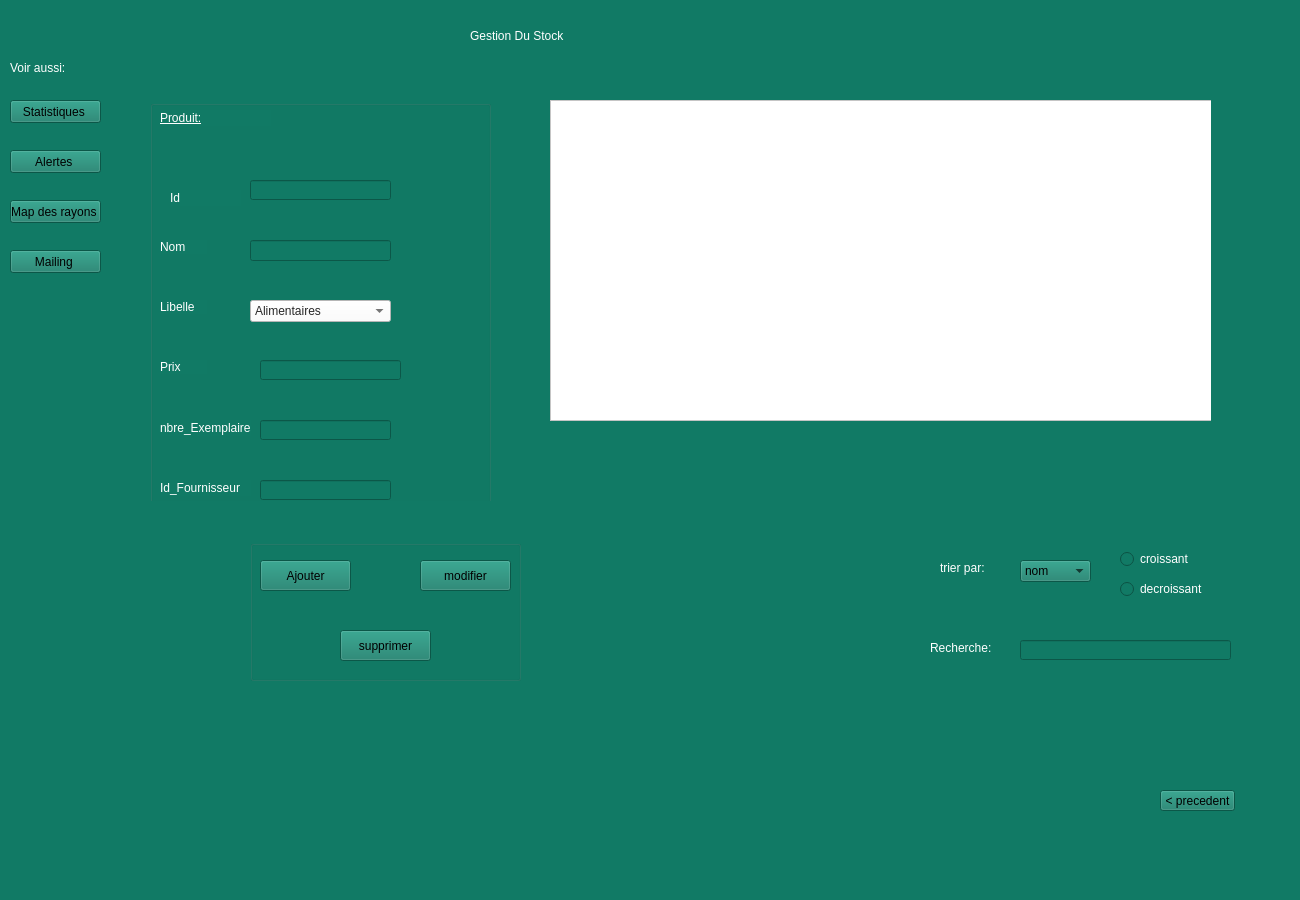
SarraGha/Smart_Park_2A19, file mainwindow.ui: the form before one commit.
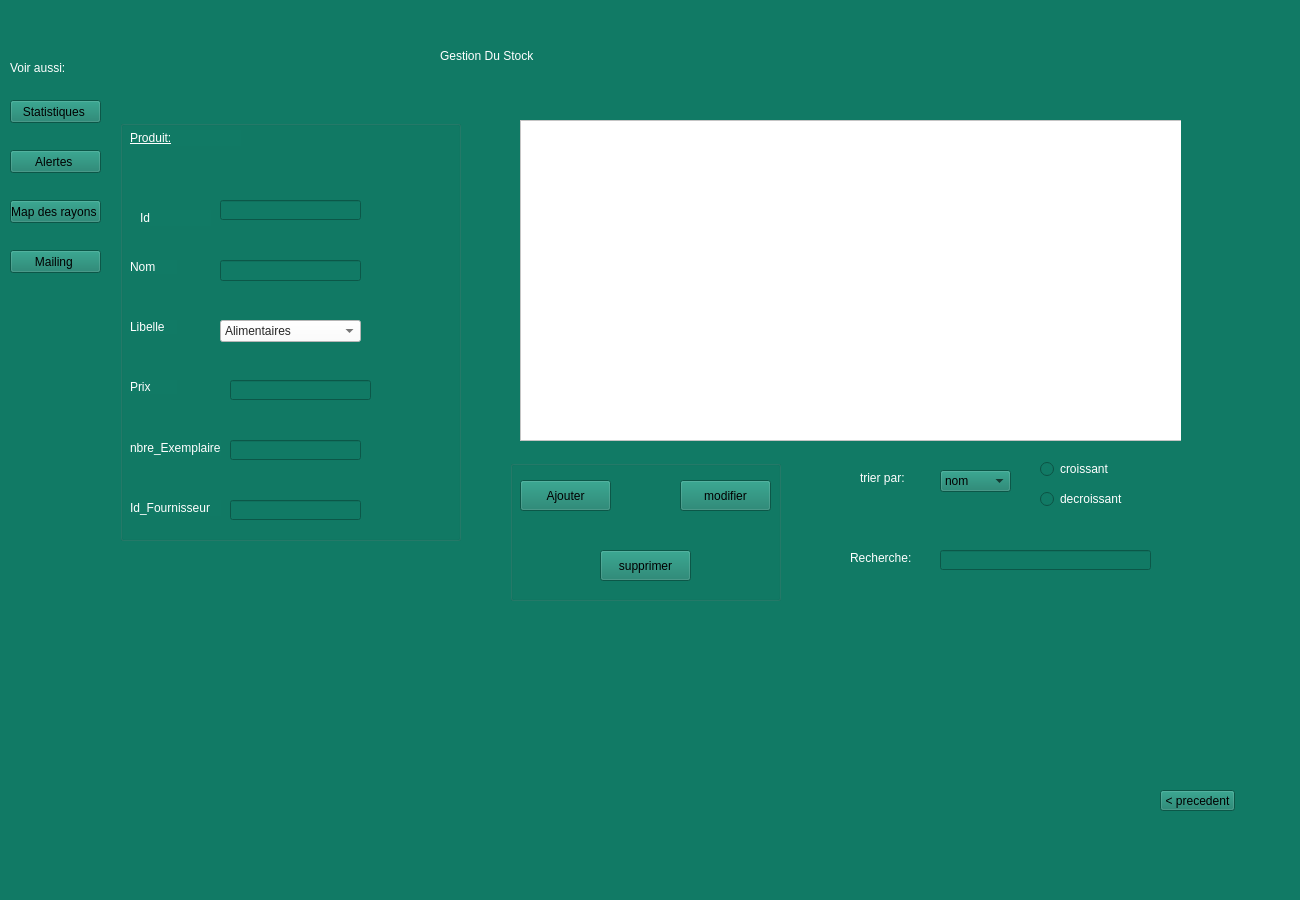
The form after the commit. The open tabs and pages were chosen to show the change.

```diff
--- a/mainwindow.ui
+++ b/mainwindow.ui
@@ -21,10 +21,10 @@
    <widget class="QStackedWidget" name="stackedWidget">
     <property name="geometry">
      <rect>
-      <x>150</x>
-      <y>0</y>
+      <x>120</x>
+      <y>20</y>
       <width>1061</width>
-      <height>501</height>
+      <height>681</height>
      </rect>
     </property>
     <property name="currentIndex">
@@ -36,7 +36,7 @@
        <rect>
         <x>320</x>
         <y>10</y>
-        <width>241</width>
+        <width>391</width>
         <height>51</height>
        </rect>
       </property>
@@ -251,6 +251,161 @@
 </string>
       </property>
      </widget>
+     <widget class="QGroupBox" name="groupBox_2">
+      <property name="geometry">
+       <rect>
+        <x>390</x>
+        <y>440</y>
+        <width>271</width>
+        <height>141</height>
+       </rect>
+      </property>
+      <property name="title">
+       <string/>
+      </property>
+      <widget class="QPushButton" name="pushButton_Ajouter">
+       <property name="geometry">
+        <rect>
+         <x>10</x>
+         <y>20</y>
+         <width>91</width>
+         <height>31</height>
+        </rect>
+       </property>
+       <property name="text">
+        <string>Ajouter</string>
+       </property>
+      </widget>
+      <widget class="QPushButton" name="pushButton_modifier">
+       <property name="geometry">
+        <rect>
+         <x>170</x>
+         <y>20</y>
+         <width>91</width>
+         <height>31</height>
+        </rect>
+       </property>
+       <property name="text">
+        <string>modifier</string>
+       </property>
+      </widget>
+      <widget class="QPushButton" name="pushButton_supprimer">
+       <property name="geometry">
+        <rect>
+         <x>90</x>
+         <y>90</y>
+         <width>91</width>
+         <height>31</height>
+        </rect>
+       </property>
+       <property name="text">
+        <string>supprimer</string>
+       </property>
+      </widget>
+     </widget>
+     <widget class="QLabel" name="label_10">
+      <property name="geometry">
+       <rect>
+        <x>730</x>
+        <y>530</y>
+        <width>71</width>
+        <height>16</height>
+       </rect>
+      </property>
+      <property name="styleSheet">
+       <string notr="true">font: 11pt &quot;Calibri&quot;;
+color: rgb(255, 255, 255);</string>
+      </property>
+      <property name="text">
+       <string>Recherche:</string>
+      </property>
+     </widget>
+     <widget class="QRadioButton" name="croissant">
+      <property name="geometry">
+       <rect>
+        <x>920</x>
+        <y>440</y>
+        <width>83</width>
+        <height>18</height>
+       </rect>
+      </property>
+      <property name="styleSheet">
+       <string notr="true">color: rgb(255, 255, 255);
+font: 8pt &quot;Calibri&quot;;</string>
+      </property>
+      <property name="text">
+       <string>croissant</string>
+      </property>
+     </widget>
+     <widget class="QLabel" name="label_9">
+      <property name="geometry">
+       <rect>
+        <x>740</x>
+        <y>450</y>
+        <width>61</width>
+        <height>16</height>
+       </rect>
+      </property>
+      <property name="styleSheet">
+       <string notr="true">font: 11pt &quot;Calibri&quot;;
+color: rgb(255, 255, 255);</string>
+      </property>
+      <property name="text">
+       <string>trier par:</string>
+      </property>
+     </widget>
+     <widget class="QComboBox" name="comboBox_Tri">
+      <property name="geometry">
+       <rect>
+        <x>820</x>
+        <y>450</y>
+        <width>71</width>
+        <height>22</height>
+       </rect>
+      </property>
+      <item>
+       <property name="text">
+        <string>nom</string>
+       </property>
+      </item>
+      <item>
+       <property name="text">
+        <string>nombre d'exemplaires</string>
+       </property>
+      </item>
+      <item>
+       <property name="text">
+        <string>prix </string>
+       </property>
+      </item>
+     </widget>
+     <widget class="QRadioButton" name="decroissant">
+      <property name="geometry">
+       <rect>
+        <x>920</x>
+        <y>470</y>
+        <width>83</width>
+        <height>18</height>
+       </rect>
+      </property>
+      <property name="styleSheet">
+       <string notr="true">color: rgb(255, 255, 255);
+font: 8pt &quot;Calibri&quot;;</string>
+      </property>
+      <property name="text">
+       <string>decroissant</string>
+      </property>
+     </widget>
+     <widget class="QLineEdit" name="lineEdit_4">
+      <property name="geometry">
+       <rect>
+        <x>820</x>
+        <y>530</y>
+        <width>211</width>
+        <height>20</height>
+       </rect>
+      </property>
+     </widget>
     </widget>
     <widget class="QWidget" name="page_2">
      <widget class="QLabel" name="label_11">
@@ -485,161 +640,6 @@
      <string>&lt; precedent</string>
     </property>
    </widget>
-   <widget class="QRadioButton" name="croissant">
-    <property name="geometry">
-     <rect>
-      <x>1120</x>
-      <y>550</y>
-      <width>83</width>
-      <height>18</height>
-     </rect>
-    </property>
-    <property name="styleSheet">
-     <string notr="true">color: rgb(255, 255, 255);
-font: 8pt &quot;Calibri&quot;;</string>
-    </property>
-    <property name="text">
-     <string>croissant</string>
-    </property>
-   </widget>
-   <widget class="QRadioButton" name="decroissant">
-    <property name="geometry">
-     <rect>
-      <x>1120</x>
-      <y>580</y>
-      <width>83</width>
-      <height>18</height>
-     </rect>
-    </property>
-    <property name="styleSheet">
-     <string notr="true">color: rgb(255, 255, 255);
-font: 8pt &quot;Calibri&quot;;</string>
-    </property>
-    <property name="text">
-     <string>decroissant</string>
-    </property>
-   </widget>
-   <widget class="QComboBox" name="tri">
-    <property name="geometry">
-     <rect>
-      <x>1020</x>
-      <y>560</y>
-      <width>71</width>
-      <height>22</height>
-     </rect>
-    </property>
-    <item>
-     <property name="text">
-      <string>nom</string>
-     </property>
-    </item>
-    <item>
-     <property name="text">
-      <string>prix </string>
-     </property>
-    </item>
-    <item>
-     <property name="text">
-      <string>nombre d'exemplaires</string>
-     </property>
-    </item>
-   </widget>
-   <widget class="QLabel" name="label_9">
-    <property name="geometry">
-     <rect>
-      <x>940</x>
-      <y>560</y>
-      <width>61</width>
-      <height>16</height>
-     </rect>
-    </property>
-    <property name="styleSheet">
-     <string notr="true">font: 11pt &quot;Calibri&quot;;
-color: rgb(255, 255, 255);</string>
-    </property>
-    <property name="text">
-     <string>trier par:</string>
-    </property>
-   </widget>
-   <widget class="QLineEdit" name="lineEdit_4">
-    <property name="geometry">
-     <rect>
-      <x>1020</x>
-      <y>640</y>
-      <width>211</width>
-      <height>20</height>
-     </rect>
-    </property>
-   </widget>
-   <widget class="QLabel" name="label_10">
-    <property name="geometry">
-     <rect>
-      <x>930</x>
-      <y>640</y>
-      <width>71</width>
-      <height>16</height>
-     </rect>
-    </property>
-    <property name="styleSheet">
-     <string notr="true">font: 11pt &quot;Calibri&quot;;
-color: rgb(255, 255, 255);</string>
-    </property>
-    <property name="text">
-     <string>Recherche:</string>
-    </property>
-   </widget>
-   <widget class="QGroupBox" name="groupBox_2">
-    <property name="geometry">
-     <rect>
-      <x>250</x>
-      <y>540</y>
-      <width>271</width>
-      <height>141</height>
-     </rect>
-    </property>
-    <property name="title">
-     <string/>
-    </property>
-    <widget class="QPushButton" name="pushButton_Ajouter">
-     <property name="geometry">
-      <rect>
-       <x>10</x>
-       <y>20</y>
-       <width>91</width>
-       <height>31</height>
-      </rect>
-     </property>
-     <property name="text">
-      <string>Ajouter</string>
-     </property>
-    </widget>
-    <widget class="QPushButton" name="pushButton_modifier">
-     <property name="geometry">
-      <rect>
-       <x>170</x>
-       <y>20</y>
-       <width>91</width>
-       <height>31</height>
-      </rect>
-     </property>
-     <property name="text">
-      <string>modifier</string>
-     </property>
-    </widget>
-    <widget class="QPushButton" name="pushButton_supprimer">
-     <property name="geometry">
-      <rect>
-       <x>90</x>
-       <y>90</y>
-       <width>91</width>
-       <height>31</height>
-      </rect>
-     </property>
-     <property name="text">
-      <string>supprimer</string>
-     </property>
-    </widget>
-   </widget>
   </widget>
   <widget class="QMenuBar" name="menubar">
    <property name="geometry">
```
Left out of the diff: 54 changed lines with no effect on the pictures.
